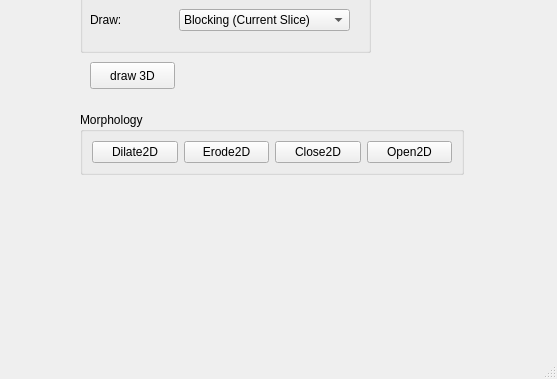
Above: src/mainwindow.ui from delcypher/simi-qt before the change; both pictures show x 606 to 1163 and y 466 to 845 of the 1163 by 845 pixel window. Below: the same form after it.
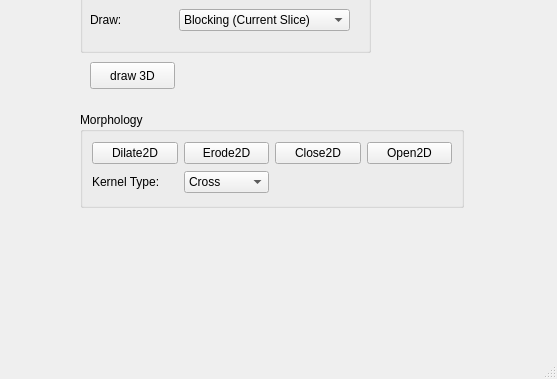
That is the form after the change. Icons and pictures are not drawn. Custom widgets are drawn as their Qt base class.

Commit message: Added choice of kernel type for morphological operators

Patch:
```diff
--- a/src/mainwindow.ui
+++ b/src/mainwindow.ui
@@ -429,41 +429,62 @@
        <x>10</x>
        <y>540</y>
        <width>384</width>
-       <height>63</height>
+       <height>96</height>
       </rect>
      </property>
      <property name="title">
       <string>Morphology</string>
      </property>
-     <layout class="QHBoxLayout" name="horizontalLayout">
-      <item>
+     <layout class="QGridLayout" name="gridLayout_7">
+      <item row="0" column="0">
        <widget class="QPushButton" name="doDilate2D">
         <property name="text">
          <string>Dilate2D</string>
         </property>
        </widget>
       </item>
-      <item>
+      <item row="0" column="1">
        <widget class="QPushButton" name="doErode2D">
         <property name="text">
          <string>Erode2D</string>
         </property>
        </widget>
       </item>
-      <item>
+      <item row="0" column="2">
        <widget class="QPushButton" name="doClose2D">
         <property name="text">
          <string>Close2D</string>
         </property>
        </widget>
       </item>
-      <item>
+      <item row="0" column="3">
        <widget class="QPushButton" name="doOpen2D">
         <property name="text">
          <string>Open2D</string>
         </property>
        </widget>
       </item>
+      <item row="1" column="0">
+       <widget class="QLabel" name="label_4">
+        <property name="text">
+         <string>Kernel Type:</string>
+        </property>
+       </widget>
+      </item>
+      <item row="1" column="1">
+       <widget class="QComboBox" name="kernelComboBox">
+        <item>
+         <property name="text">
+          <string>Cross</string>
+         </property>
+        </item>
+        <item>
+         <property name="text">
+          <string>Square</string>
+         </property>
+        </item>
+       </widget>
+      </item>
      </layout>
     </widget>
    </widget>
```
The commit also changes 3 other files.
